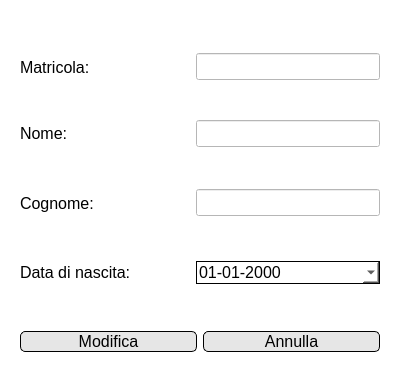
This is View/Studente/UI files/modifica studente.ui in FrancescoFinizii/Biblioteca-universitaria as Qt 5 draws it before an edit. The edited form follows.
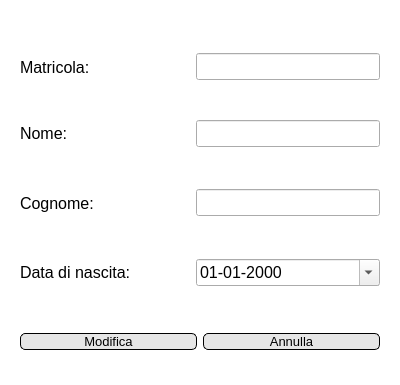
This is the edited form. Icons and pictures are not drawn.

The edit to the form file:
```diff
--- a/View/Studente/UI files/modifica studente.ui
+++ b/View/Studente/UI files/modifica studente.ui
@@ -18,7 +18,19 @@
     <normaloff>../../Amministratore/Resources/logo.png</normaloff>../../Amministratore/Resources/logo.png</iconset>
   </property>
   <property name="styleSheet">
-   <string notr="true">background-color: rgb(255, 255, 255);</string>
+   <string notr="true">QDialog#Dialog {
+background-color: rgb(255, 255, 255);
+color:black;
+}
+QPushButton {
+	border: 1px solid;
+	background-color:rgb(230, 230, 230);
+	border-radius: 5px;
+	border-color: rgb(0, 0, 0);
+}
+QPushButton:hover {
+	background-color: rgb(207, 207, 207);
+}</string>
   </property>
   <layout class="QVBoxLayout" name="verticalLayout">
    <item>
@@ -208,9 +220,6 @@
           <pointsize>12</pointsize>
          </font>
         </property>
-        <property name="styleSheet">
-         <string notr="true">border: 1px solid;</string>
-        </property>
         <property name="readOnly">
          <bool>false</bool>
         </property>
@@ -255,20 +264,9 @@
        <widget class="QPushButton" name="modificaButton">
         <property name="font">
          <font>
-          <pointsize>12</pointsize>
+          <pointsize>10</pointsize>
          </font>
         </property>
-        <property name="styleSheet">
-         <string notr="true">QPushButton#modificaButton {
-	border: 1px solid;
-	background-color:rgb(230, 230, 230);
-	border-radius: 5px;
-	border-color: rgb(0, 0, 0);
-}
-QPushButton#modificaButton:hover {
-	background-color: rgb(207, 207, 207);
-}</string>
-        </property>
         <property name="text">
          <string>Modifica</string>
         </property>
@@ -282,20 +280,9 @@
        <widget class="QPushButton" name="annullaButton">
         <property name="font">
          <font>
-          <pointsize>12</pointsize>
+          <pointsize>10</pointsize>
          </font>
         </property>
-        <property name="styleSheet">
-         <string notr="true">QPushButton#annullaButton {
-	border: 1px solid;
-	background-color:rgb(230, 230, 230);
-	border-radius: 5px;
-	border-color: rgb(0, 0, 0);
-}
-QPushButton#annullaButton:hover {
-	background-color: rgb(207, 207, 207);
-}</string>
-        </property>
         <property name="text">
          <string>Annulla</string>
         </property>
```
